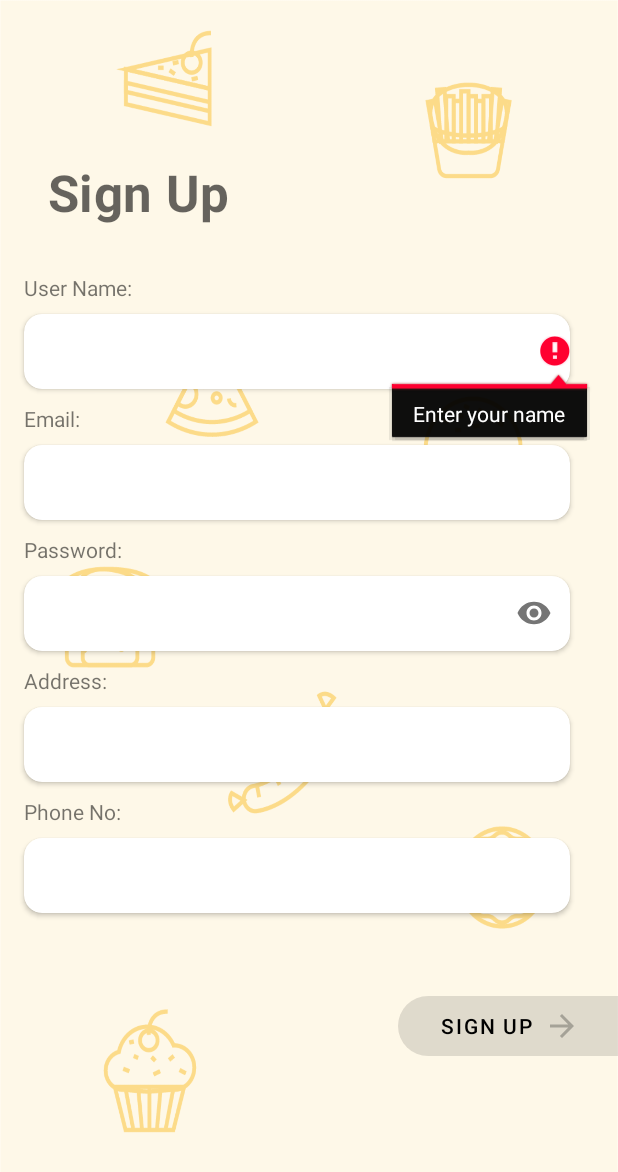
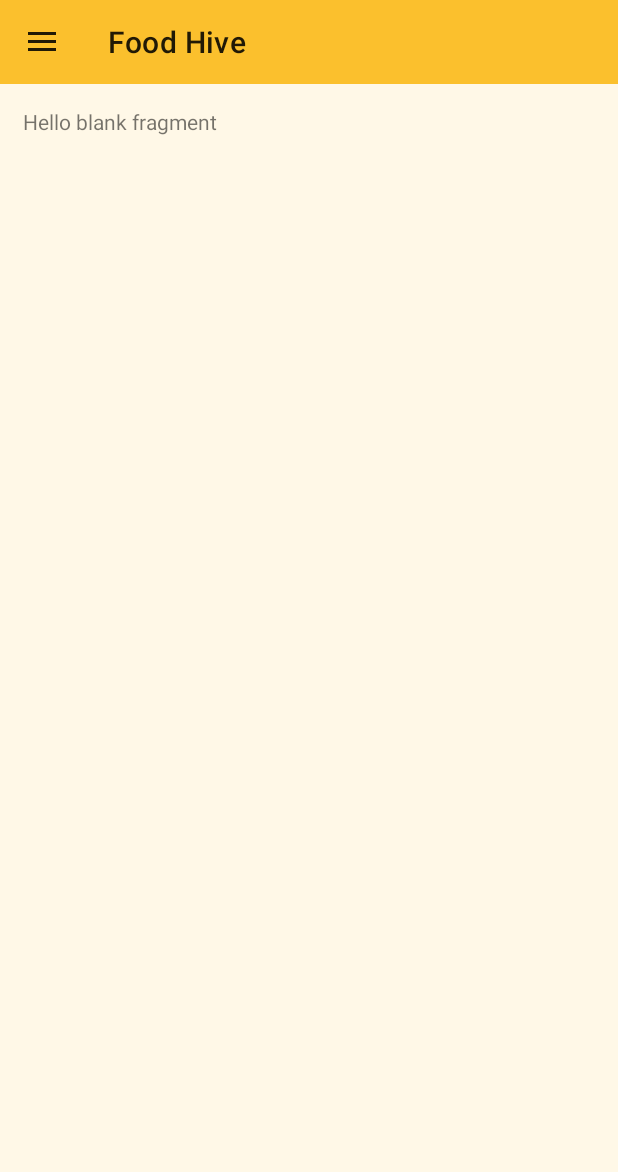
Before and after one commit to EhasanPial/FoodHive2, an Android app: the SignUp screen opened through its navigation route, after a tap on "SIGN UP", on a phone screen of 412 x 824 dp. Shown: the top 1172 px of the screen. Run offline under Robolectric (Android 15) with nearby library versions, the phone set to English and light mode, and no system bars; our stand-ins replace Firebase (no records; nobody signed in at launch, a user with empty details on screens opened directly), navigation-ui.

Commit message:
Food hive

```diff
--- a/app/src/main/java/UI/SignUp.java
+++ b/app/src/main/java/UI/SignUp.java
@@ -5,6 +5,8 @@ import android.os.Bundle;
 import androidx.annotation.NonNull;
 import androidx.annotation.Nullable;
 import androidx.fragment.app.Fragment;
+import androidx.navigation.NavController;
+import androidx.navigation.Navigation;
 
 import android.view.LayoutInflater;
 import android.view.View;
@@ -13,12 +15,27 @@ import android.widget.Button;
 import android.widget.EditText;
 
 import com.example.foodhive.R;
+import com.google.android.gms.tasks.OnCompleteListener;
+import com.google.android.gms.tasks.OnFailureListener;
+import com.google.android.gms.tasks.OnSuccessListener;
+import com.google.android.gms.tasks.Task;
+import com.google.android.material.snackbar.Snackbar;
+import com.google.firebase.auth.AuthResult;
+import com.google.firebase.auth.FirebaseAuth;
+import com.google.firebase.database.DatabaseReference;
+import com.google.firebase.database.FirebaseDatabase;
+
+import Model.UsersModel;
 
 
 public class SignUp extends Fragment {
     // --- UI --//
     private EditText username, email, pass, address, phone;
     private Button signUp;
+
+    // --- Vairable --- //
+    private FirebaseAuth firebaseAuth ;
+    private DatabaseReference databaseReference ;
 
     @Override
     public View onCreateView(LayoutInflater inflater, ViewGroup container,
@@ -38,6 +55,13 @@ public class SignUp extends Fragment {
         address = view.findViewById(R.id.addressSignUp);
         phone = view.findViewById(R.id.phoneSignUp);
         signUp = view.findViewById(R.id.buttonSignUp);
+
+
+        // ---------- Firebase --------- //
+        firebaseAuth = FirebaseAuth.getInstance() ;
+        databaseReference = FirebaseDatabase.getInstance().getReference("Info") ;
+
+        NavController navController = Navigation.findNavController(view) ;
 
         signUp.setOnClickListener(new View.OnClickListener() {
             @Override
@@ -68,6 +92,23 @@ public class SignUp extends Fragment {
                     phone.requestFocus();
                 }
 
+                firebaseAuth.signInWithEmailAndPassword(emailtext,passtext).addOnCompleteListener(new OnCompleteListener<AuthResult>() {
+                    @Override
+                    public void onComplete(@NonNull Task<AuthResult> task) {
+                        UsersModel usersModel = new UsersModel(nameText,emailtext,passtext,addresstext,phonetext) ;
+                        databaseReference.child("Users Info").child(phonetext).setValue(usersModel).addOnSuccessListener(new OnSuccessListener<Void>() {
+                            @Override
+                            public void onSuccess(Void aVoid) {
+                                navController.navigate(R.id.action_signUp_to_homeFragment);
+                            }
+                        }).addOnFailureListener(new OnFailureListener() {
+                            @Override
+                            public void onFailure(@NonNull Exception e) {
+                                Snackbar.make(view,e.getMessage().toString(), Snackbar.LENGTH_SHORT).show();
+                            }
+                        });
+                    }
+                });
 
             }
         });
--- a/app/src/main/res/navigation/nav_graph.xml
+++ b/app/src/main/res/navigation/nav_graph.xml
@@ -26,5 +26,9 @@
         android:id="@+id/signUp"
         android:name="UI.SignUp"
         android:label="fragment_sign_up"
-        tools:layout="@layout/fragment_sign_up" />
+        tools:layout="@layout/fragment_sign_up" >
+        <action
+            android:id="@+id/action_signUp_to_homeFragment"
+            app:destination="@id/homeFragment" />
+    </fragment>
 </navigation>
```
